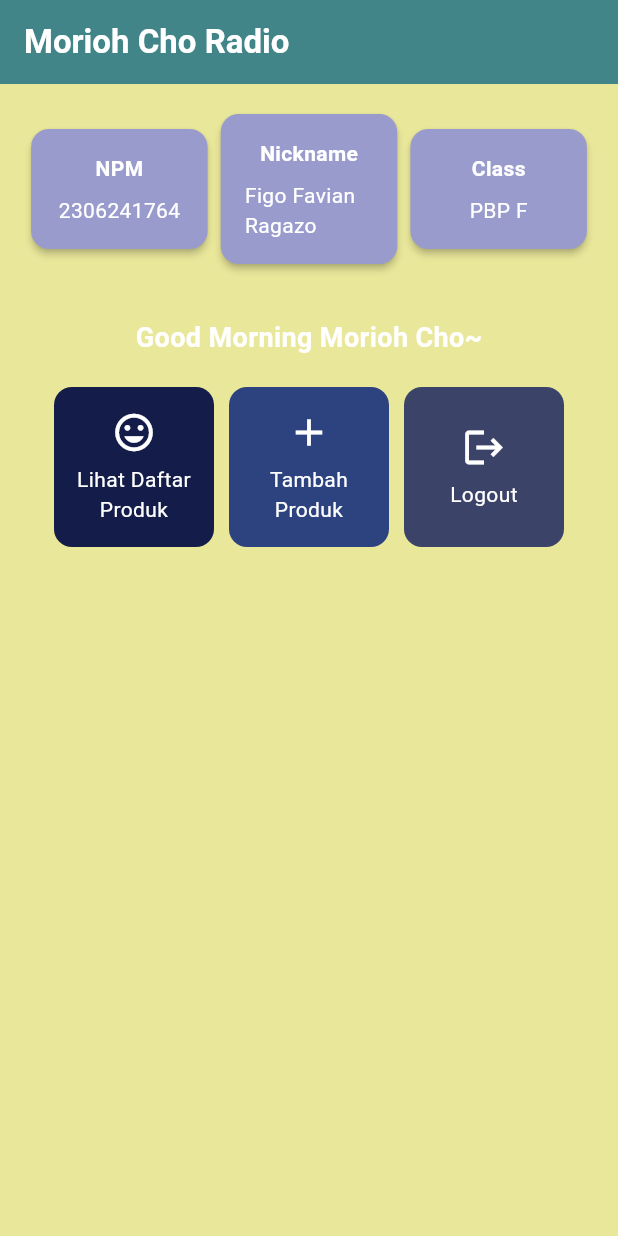
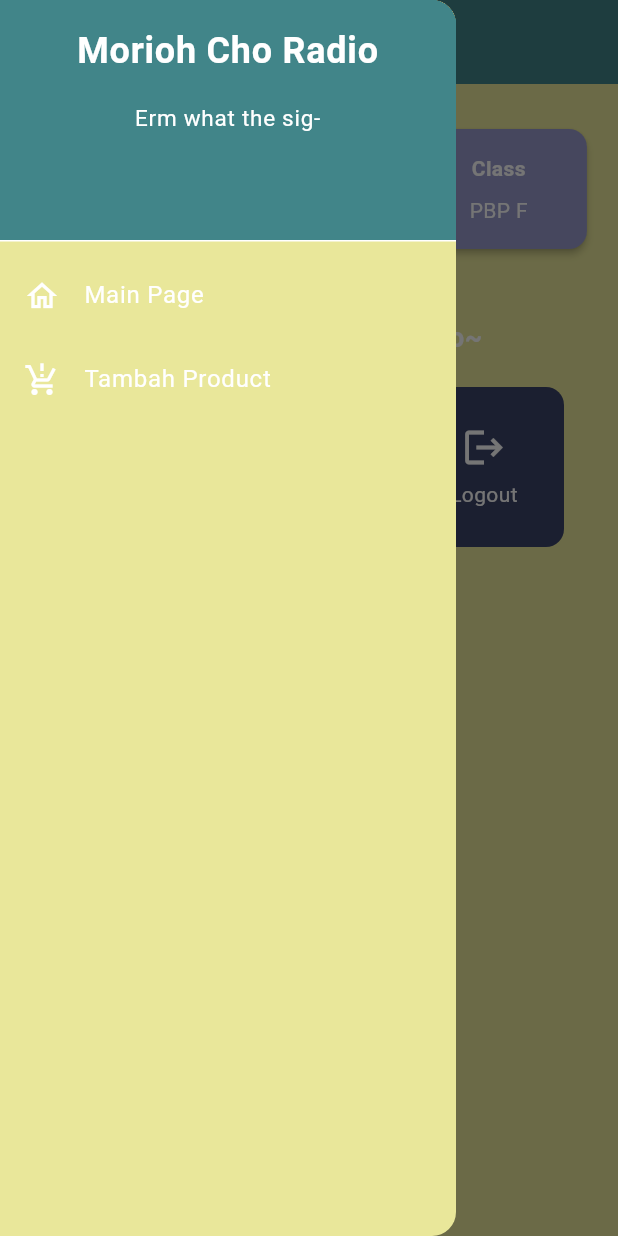
Before and after one commit to FigoFavian/morioh_cho_radio, a Flutter app: the screen it shows after launch, with the side drawer open (before the commit the screen has no drawer), on a phone screen of 412 x 824 dp. Run offline on Flutter 3.47's test engine with Material 3 defaults, Android fonts, the phone set to English and light mode, and no system bars.

Commit message:
pushing tugas 8 fr fr

```diff
--- a/lib/main.dart
+++ b/lib/main.dart
@@ -1,5 +1,5 @@
 import 'package:flutter/material.dart';
-import 'package:morioh_cho_radio/menu.dart';
+import 'package:morioh_cho_radio/screens/menu.dart';
 
 void main() {
   runApp(const MyApp());
@@ -30,7 +30,7 @@ class MyApp extends StatelessWidget {
         // This works for code too, not just values: Most code changes can be
         // tested with just a hot reload.
         colorScheme: ColorScheme.fromSwatch(
-          primarySwatch: Colors.yellow,
+          primarySwatch: Colors.blue,
         ).copyWith(secondary: const Color.fromARGB(255, 163, 201, 92)),
       ),
       home: MyHomePage(),
--- a/lib/menu.dart
+++ b/lib/screens/menu.dart
@@ -1,6 +1,6 @@
 import 'package:flutter/material.dart';
-// import 'package:google_fonts/google_fonts.dart';
-
+import 'package:morioh_cho_radio/widgets/left_drawer.dart';
+import 'package:morioh_cho_radio/widgets/product_card.dart';
 class MyHomePage extends StatelessWidget {
   MyHomePage({super.key});
   final String npm = '2306241764'; // NPM
@@ -8,15 +8,16 @@ class MyHomePage extends StatelessWidget {
   final String className = 'PBP F'; // Kelas
 
   final List<ItemHomepage> items = [
-        ItemHomepage("Lihat Daftar Produk", Icons.mood, Color.fromARGB(255,20,29,73)),
-        ItemHomepage("Tambah Produk", Icons.add, Color.fromARGB(255,45,67,128)),
-        ItemHomepage("Logout", Icons.logout, Color.fromARGB(255,59,67,105)),
+    ItemHomepage(
+        "Lihat Daftar Produk", Icons.production_quantity_limits, Color.fromARGB(255, 20, 29, 73)),
+    ItemHomepage("Tambah Produk", Icons.add, Color.fromARGB(255, 45, 67, 128)),
+    ItemHomepage("Logout", Icons.logout, Color.fromARGB(255, 59, 67, 105)),
   ];
 
   @override
   Widget build(BuildContext context) {
     return Scaffold(
-      backgroundColor: const Color.fromARGB(255,233,231,154),
+      backgroundColor: const Color.fromARGB(255, 233, 231, 154),
       appBar: AppBar(
         title: const Text(
           'Morioh Cho Radio',
@@ -27,6 +28,9 @@ class MyHomePage extends StatelessWidget {
         ),
         backgroundColor: const Color.fromARGB(255, 65, 133, 137),
       ),
+
+      drawer: const LeftDrawer(),
+
       body: Padding(
         padding: const EdgeInsets.all(16.0),
         child: Column(
@@ -40,9 +44,11 @@ class MyHomePage extends StatelessWidget {
                 InfoCard(title: 'Class', content: className),
               ],
             ),
+
             const SizedBox(height: 16.0),
             Center(
               child: Column(
+
                 children: [
                   const Padding(
                     padding: EdgeInsets.only(top: 16.0),
@@ -94,7 +100,8 @@ class InfoCard extends StatelessWidget {
           children: [
             Text(
               title,
-              style: const TextStyle(fontWeight: FontWeight.bold, color: Colors.white),
+              style: const TextStyle(
+                  fontWeight: FontWeight.bold, color: Colors.white),
             ),
             const SizedBox(height: 8.0),
             Text(content, style: const TextStyle(color: Colors.white)),
@@ -104,55 +111,3 @@ class InfoCard extends StatelessWidget {
     );
   }
 }
-
-class ItemHomepage {
-    final String name;
-    final IconData icon;
-    final Color color;
-
-    ItemHomepage(this.name, this.icon, this.color);
-}
-
-class ItemCard extends StatelessWidget {
-  final ItemHomepage item;
-
-  const ItemCard(this.item, {super.key});
-
-  @override
-  Widget build(BuildContext context) {
-    return Material(
-      color: item.color,
-      borderRadius: BorderRadius.circular(12),
-      child: InkWell(
-        onTap: () {
-          ScaffoldMessenger.of(context)
-            ..hideCurrentSnackBar()
-            ..showSnackBar(
-              SnackBar(content: Text("Kamu telah menekan tombol ${item.name}!"))
-            );
-        },
-        child: Container(
-          padding: const EdgeInsets.all(8),
-          child: Center(
-            child: Column(
-              mainAxisAlignment: MainAxisAlignment.center,
-              children: [
-                Icon(
-                  item.icon,
-                  color: const Color.fromARGB(255, 255, 255, 255),
-                  size: 30.0,
-                ),
-                const Padding(padding: EdgeInsets.all(3)),
-                Text(
-                  item.name,
-                  textAlign: TextAlign.center,
-                  style: const TextStyle(color: Color.fromARGB(255, 255, 255, 255)),
-                ),
-              ],
-            ),
-          ),
-        ),
-      ),
-    );
-  }
-}
--- /dev/null
+++ b/lib/widgets/left_drawer.dart
@@ -0,0 +1,77 @@
+import 'package:flutter/material.dart';
+import 'package:morioh_cho_radio/screens/menu.dart';
+import 'package:morioh_cho_radio/screens/productentry_form.dart';
+
+class LeftDrawer extends StatelessWidget {
+  const LeftDrawer({super.key});
+
+  @override
+  Widget build(BuildContext context) {
+    return Drawer(
+      backgroundColor: const Color.fromARGB(255, 233, 231, 154),
+      child: ListView(
+        children: [
+          DrawerHeader(
+            decoration: const BoxDecoration(
+              color: Color.fromARGB(255, 65, 133, 137),
+            ),
+            child: const Column(
+              children: [
+                Text(
+                  'Morioh Cho Radio',
+                  textAlign: TextAlign.center,
+                  style: TextStyle(
+                    fontSize: 24,
+                    fontWeight: FontWeight.bold,
+                    color: Colors.white,
+                  ),
+                ),
+                Padding(padding: EdgeInsets.all(8)),
+                Text(
+                  "Erm what the sig-",
+                  textAlign: TextAlign.center,
+                  style: TextStyle(
+                    fontSize: 15,
+                    fontWeight: FontWeight.normal,
+                    color: Colors.white,
+                  ),
+                ),
+              ],
+            ),
+          ),
+          ListTile(
+            leading: const Icon(Icons.home_outlined, color: Colors.white),
+            title: const Text(
+              'Main Page',
+              style: TextStyle(color: Colors.white),
+            ),
+            onTap: () {
+              Navigator.pushReplacement(
+                context,
+                MaterialPageRoute(
+                  builder: (context) => MyHomePage(),
+                ),
+              );
+            },
+          ),
+          ListTile(
+            leading:
+                const Icon(Icons.production_quantity_limits, color: Colors.white),
+            title: const Text(
+              'Tambah Product',
+              style: TextStyle(color: Colors.white),
+            ),
+            onTap: () {
+              Navigator.push(
+                context,
+                MaterialPageRoute(
+                  builder: (context) => const ProductEntryFormPage(),
+                ),
+              );
+            },
+          ),
+        ],
+      ),
+    );
+  }
+}
--- /dev/null
+++ b/lib/widgets/product_card.dart
@@ -0,0 +1,63 @@
+import 'package:flutter/material.dart';
+import 'package:morioh_cho_radio/screens/productentry_form.dart';
+
+class ItemHomepage {
+  final String name;
+  final IconData icon;
+  final Color color;
+
+  ItemHomepage(this.name, this.icon, this.color);
+}
+
+class ItemCard extends StatelessWidget {
+  final ItemHomepage item;
+
+  const ItemCard(this.item, {super.key});
+
+  @override
+  Widget build(BuildContext context) {
+    return Material(
+      color: item.color,
+      borderRadius: BorderRadius.circular(12),
+      child: InkWell(
+        onTap: () {
+          ScaffoldMessenger.of(context)
+            ..hideCurrentSnackBar()
+            ..showSnackBar(SnackBar(
+                content: Text("Kamu telah menekan tombol ${item.name}!")));
+
+          if (item.name == "Tambah Product") {
+            Navigator.push(
+              context,
+              MaterialPageRoute(
+                builder: (context) => const ProductEntryFormPage(),
+              ),
+            );
+          }
+        },
+        child: Container(
+          padding: const EdgeInsets.all(8),
+          child: Center(
+            child: Column(
+              mainAxisAlignment: MainAxisAlignment.center,
+              children: [
+                Icon(
+                  item.icon,
+                  color: const Color.fromARGB(255, 255, 255, 255),
+                  size: 30.0,
+                ),
+                const Padding(padding: EdgeInsets.all(3)),
+                Text(
+                  item.name,
+                  textAlign: TextAlign.center,
+                  style: const TextStyle(
+                      color: Color.fromARGB(255, 255, 255, 255)),
+                ),
+              ],
+            ),
+          ),
+        ),
+      ),
+    );
+  }
+}
```
Also changed, not shown: lib/screens/productentry_form.dart (added, +245 -0 lines). Lines whose indentation alone changed are shown as unchanged.
